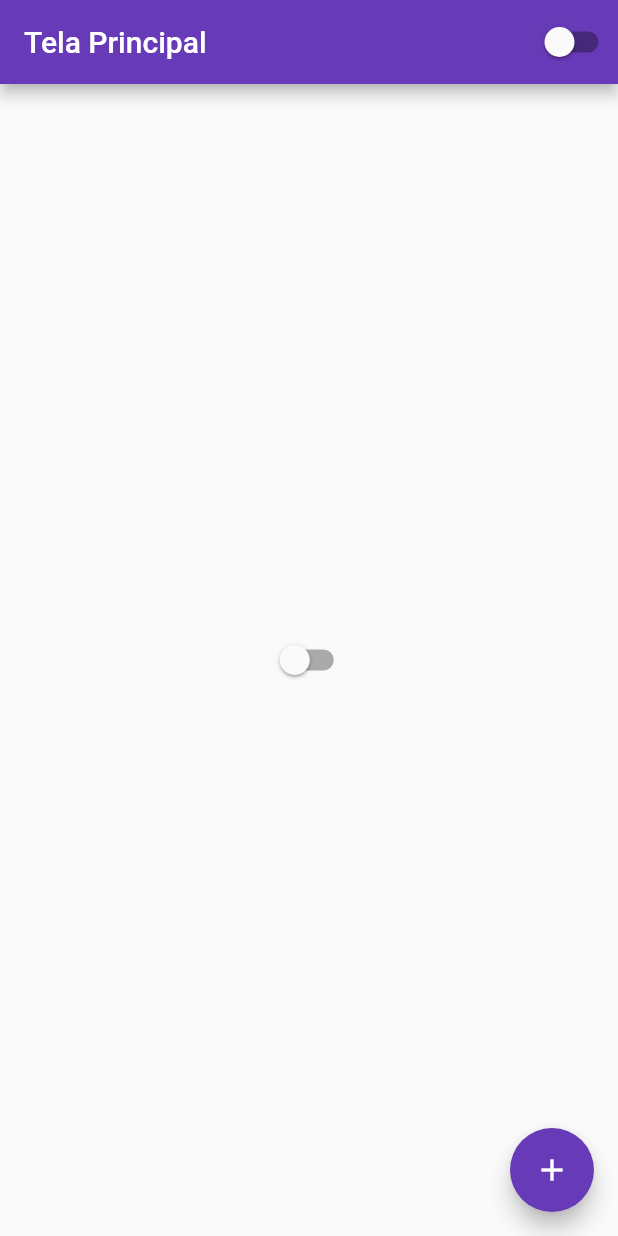
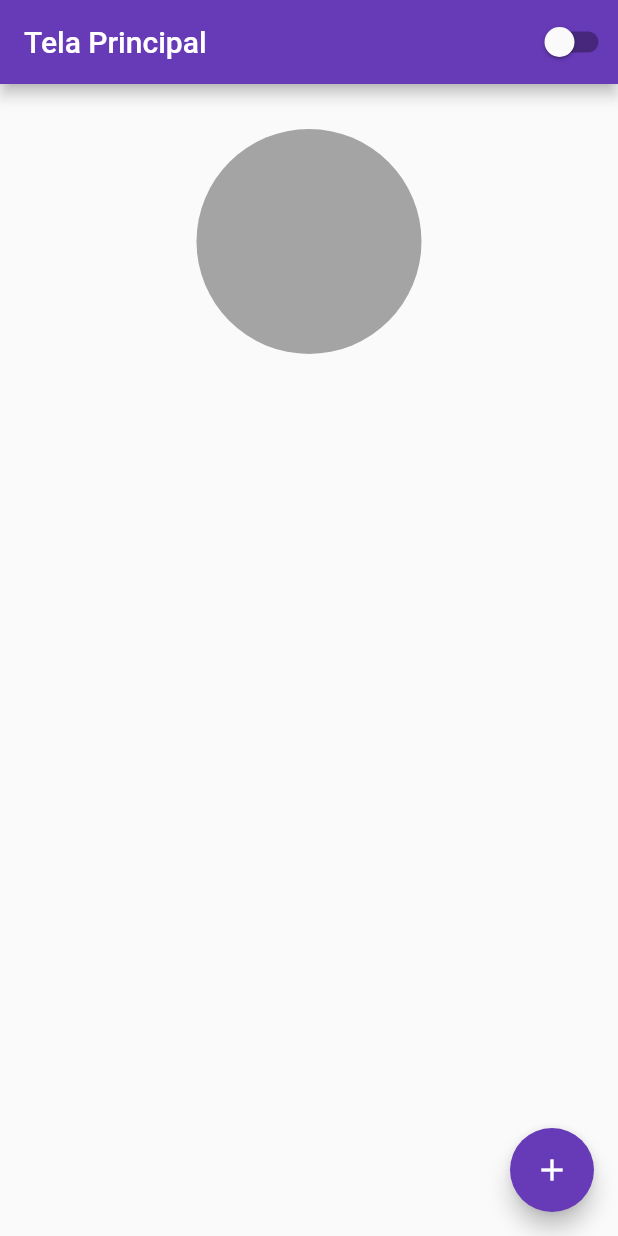
Before and after one commit to wenerson-venancio/card_pagecontrol, a Flutter app: the screen it shows after launch, on a phone screen of 412 x 824 dp. Run offline on Flutter 3.47's test engine with Material 2 defaults, Android fonts, the phone set to English and light mode, and no system bars.

```diff
--- a/lib/home_page.dart
+++ b/lib/home_page.dart
@@ -30,14 +30,19 @@ class HomePageState extends State<HomePage> {
               }),
         ],
       ),
-      body: Center(
-        child: Switch(
-            value: AppController.instance.isDartTheme,
-            onChanged: (value) {
-              setState(() {
-                AppController.instance.changeTheme();
-              });
-            }),
+      body: SizedBox(
+        child: Row(
+          mainAxisAlignment: MainAxisAlignment.spaceAround,
+          children: [
+            Container(
+                height: 150,
+                width: 150,
+                margin: const EdgeInsets.all(30),
+                decoration: const BoxDecoration(
+                    color: Color.fromARGB(255, 165, 164, 164),
+                    borderRadius: BorderRadius.all(Radius.circular(100)))),
+          ],
+        ),
       ),
       floatingActionButton: FloatingActionButton(
           child: const Icon(Icons.add),
```
